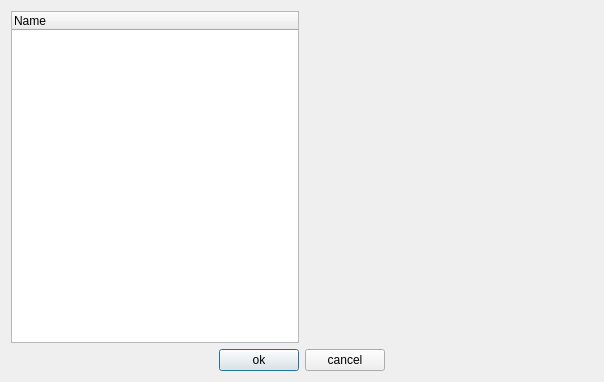
First picture: the form in new_map_editor/objects.ui, repository xaphier/Eternal-Lands, before the edit.
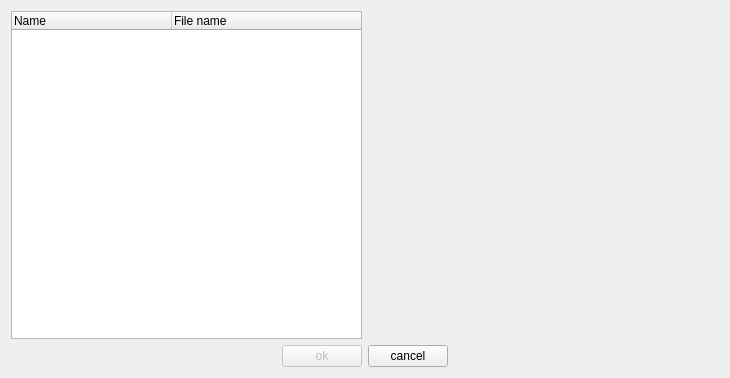
Second picture: the form after the edit. Icons and pictures are not drawn. Custom widgets are drawn as their Qt base class.

What changed in the file:
```diff
--- a/new_map_editor/objects.ui
+++ b/new_map_editor/objects.ui
@@ -9,8 +9,8 @@
    <rect>
     <x>0</x>
     <y>0</y>
-    <width>604</width>
-    <height>382</height>
+    <width>730</width>
+    <height>378</height>
    </rect>
   </property>
   <property name="windowTitle">
@@ -40,11 +40,19 @@
      <property name="animated">
       <bool>true</bool>
      </property>
+     <attribute name="headerDefaultSectionSize">
+      <number>160</number>
+     </attribute>
      <column>
       <property name="text">
        <string>Name</string>
       </property>
      </column>
+     <column>
+      <property name="text">
+       <string>File name</string>
+      </property>
+     </column>
     </widget>
    </item>
    <item row="0" column="1">
@@ -74,6 +82,9 @@
      </item>
      <item>
       <widget class="QPushButton" name="ok">
+       <property name="enabled">
+        <bool>false</bool>
+       </property>
        <property name="text">
         <string>ok</string>
        </property>
```
